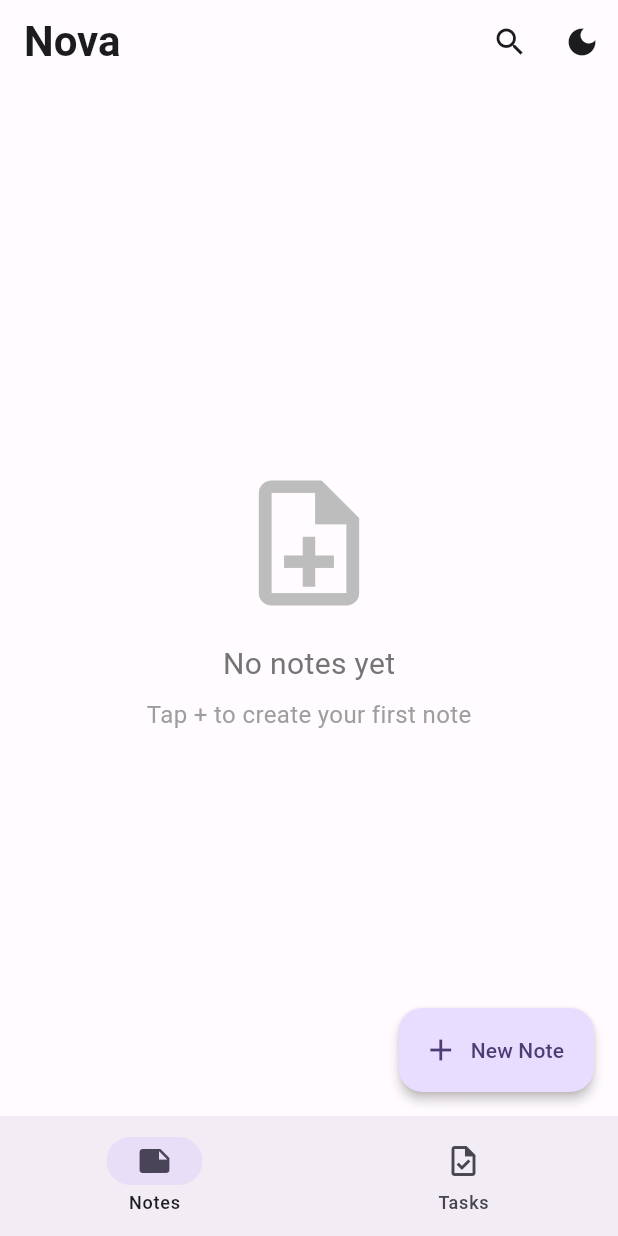
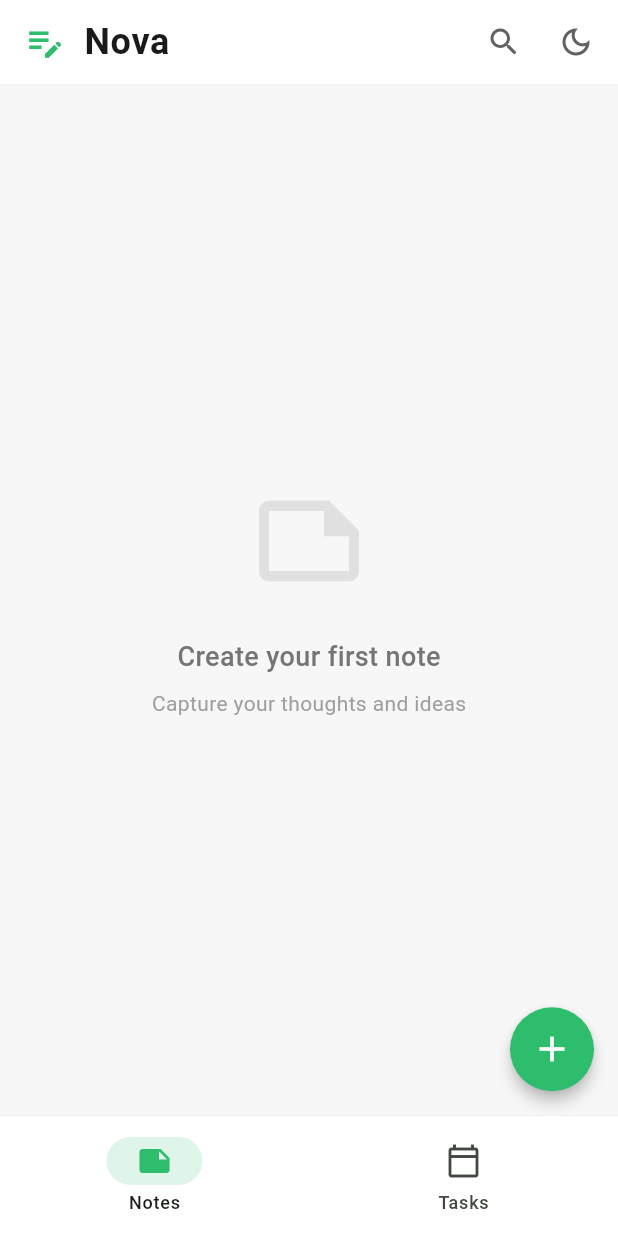
Before and after one commit to httpsdave/NOVA, a Flutter app: the screen it shows after launch, on a phone screen of 412 x 824 dp. Run offline on Flutter 3.47's test engine with Material 3 defaults, Android fonts, the phone set to English and light mode, and no system bars; our stand-ins replace flutter_local_notifications, shared_preferences, sqflite, table_calendar, timezone; accounts and stored records are empty.

Commit message:
Improving UI

```diff
--- a/lib/main.dart
+++ b/lib/main.dart
@@ -48,26 +48,41 @@ class _MainScreenState extends State<MainScreen> {
 
   @override
   Widget build(BuildContext context) {
+    final isDark = Theme.of(context).brightness == Brightness.dark;
+
     return Scaffold(
       body: _screens[_currentIndex],
-      bottomNavigationBar: NavigationBar(
+      bottomNavigationBar: Container(
+        decoration: BoxDecoration(
+          border: Border(
+            top: BorderSide(
+              color: isDark ? Colors.grey.shade800 : Colors.grey.shade200,
+              width: 0.5,
+            ),
+          ),
+        ),
+        child: NavigationBar(
           selectedIndex: _currentIndex,
           onDestinationSelected: (index) {
             setState(() => _currentIndex = index);
           },
+          backgroundColor: isDark ? const Color(0xFF1F1F1F) : Colors.white,
+          indicatorColor: const Color(0xFF2DBD6C).withValues(alpha: 0.15),
+          labelBehavior: NavigationDestinationLabelBehavior.alwaysShow,
           destinations: const [
             NavigationDestination(
               icon: Icon(Icons.note_outlined),
-            selectedIcon: Icon(Icons.note),
+              selectedIcon: Icon(Icons.note, color: Color(0xFF2DBD6C)),
               label: 'Notes',
             ),
             NavigationDestination(
-            icon: Icon(Icons.task_outlined),
-            selectedIcon: Icon(Icons.task),
+              icon: Icon(Icons.calendar_today_outlined),
+              selectedIcon: Icon(Icons.calendar_today, color: Color(0xFF2DBD6C)),
               label: 'Tasks',
             ),
           ],
         ),
+      ),
     );
   }
 }
--- a/lib/providers/theme_provider.dart
+++ b/lib/providers/theme_provider.dart
@@ -46,29 +46,43 @@ class ThemeProvider extends ChangeNotifier {
       useMaterial3: true,
       brightness: Brightness.light,
       colorScheme: ColorScheme.fromSeed(
-        seedColor: const Color(0xFF6750A4),
+        seedColor: const Color(0xFF2DBD6C), // Evernote green
         brightness: Brightness.light,
+        primary: const Color(0xFF2DBD6C),
+        secondary: const Color(0xFF00A82D),
       ),
-      scaffoldBackgroundColor: const Color(0xFFFFFBFE),
+      scaffoldBackgroundColor: const Color(0xFFF7F7F7),
       cardTheme: CardThemeData(
-        elevation: 0,
+        elevation: 1,
+        shadowColor: Colors.black.withValues(alpha: 0.08),
         shape: RoundedRectangleBorder(
-          borderRadius: BorderRadius.circular(16),
-          side: BorderSide(color: Colors.grey.shade200),
+          borderRadius: BorderRadius.circular(8),
         ),
+        color: Colors.white,
       ),
       appBarTheme: const AppBarTheme(
         centerTitle: false,
         elevation: 0,
-        backgroundColor: Color(0xFFFFFBFE),
-        foregroundColor: Color(0xFF1C1B1F),
+        backgroundColor: Colors.white,
+        foregroundColor: Color(0xFF1A1A1A),
+        surfaceTintColor: Colors.transparent,
       ),
       floatingActionButtonTheme: const FloatingActionButtonThemeData(
-        elevation: 3,
-        shape: RoundedRectangleBorder(
-          borderRadius: BorderRadius.all(Radius.circular(16)),
+        elevation: 4,
+        shape: CircleBorder(),
+        backgroundColor: Color(0xFF2DBD6C),
+        foregroundColor: Colors.white,
+      ),
+      inputDecorationTheme: InputDecorationTheme(
+        filled: true,
+        fillColor: const Color(0xFFF5F5F5),
+        border: OutlineInputBorder(
+          borderRadius: BorderRadius.circular(8),
+          borderSide: BorderSide.none,
         ),
+        contentPadding: const EdgeInsets.symmetric(horizontal: 16, vertical: 12),
       ),
+      dividerColor: const Color(0xFFE0E0E0),
     );
   }
 
@@ -77,29 +91,43 @@ class ThemeProvider extends ChangeNotifier {
       useMaterial3: true,
       brightness: Brightness.dark,
       colorScheme: ColorScheme.fromSeed(
-        seedColor: const Color(0xFF6750A4),
+        seedColor: const Color(0xFF2DBD6C),
         brightness: Brightness.dark,
+        primary: const Color(0xFF2DBD6C),
+        secondary: const Color(0xFF00A82D),
       ),
-      scaffoldBackgroundColor: const Color(0xFF1C1B1F),
+      scaffoldBackgroundColor: const Color(0xFF1A1A1A),
       cardTheme: CardThemeData(
-        elevation: 0,
+        elevation: 1,
+        shadowColor: Colors.black.withValues(alpha: 0.3),
         shape: RoundedRectangleBorder(
-          borderRadius: BorderRadius.circular(16),
-          side: const BorderSide(color: Color(0xFF2E2D32)),
+          borderRadius: BorderRadius.circular(8),
         ),
+        color: const Color(0xFF252525),
       ),
       appBarTheme: const AppBarTheme(
         centerTitle: false,
         elevation: 0,
-        backgroundColor: Color(0xFF1C1B1F),
-        foregroundColor: Color(0xFFE6E1E5),
+        backgroundColor: Color(0xFF1F1F1F),
+        foregroundColor: Color(0xFFE8E8E8),
+        surfaceTintColor: Colors.transparent,
       ),
       floatingActionButtonTheme: const FloatingActionButtonThemeData(
-        elevation: 3,
-        shape: RoundedRectangleBorder(
-          borderRadius: BorderRadius.all(Radius.circular(16)),
+        elevation: 4,
+        shape: CircleBorder(),
+        backgroundColor: Color(0xFF2DBD6C),
+        foregroundColor: Colors.white,
+      ),
+      inputDecorationTheme: InputDecorationTheme(
+        filled: true,
+        fillColor: const Color(0xFF2A2A2A),
+        border: OutlineInputBorder(
+          borderRadius: BorderRadius.circular(8),
+          borderSide: BorderSide.none,
         ),
+        contentPadding: const EdgeInsets.symmetric(horizontal: 16, vertical: 12),
       ),
+      dividerColor: const Color(0xFF333333),
     );
   }
 }
--- a/lib/screens/notes_screen.dart
+++ b/lib/screens/notes_screen.dart
@@ -99,24 +99,53 @@ class _NotesScreenState extends State<NotesScreen> {
     final isDark = themeProvider.isDarkMode;
 
     return Scaffold(
+      backgroundColor: isDark ? const Color(0xFF1A1A1A) : const Color(0xFFF7F7F7),
       appBar: AppBar(
+        backgroundColor: isDark ? const Color(0xFF1F1F1F) : Colors.white,
+        elevation: 0.5,
+        shadowColor: Colors.black.withValues(alpha: 0.1),
         title: _isSearching
             ? TextField(
                 controller: _searchController,
                 autofocus: true,
-                decoration: const InputDecoration(
+                style: TextStyle(
+                  fontSize: 16,
+                  color: isDark ? Colors.white : Colors.black87,
+                ),
+                decoration: InputDecoration(
                   hintText: 'Search notes...',
+                  hintStyle: TextStyle(
+                    color: isDark ? Colors.grey.shade400 : Colors.grey.shade600,
+                  ),
                   border: InputBorder.none,
+                  contentPadding: EdgeInsets.zero,
                 ),
                 onChanged: _searchNotes,
               )
-            : const Text(
-                'Nova',
-                style: TextStyle(fontSize: 28, fontWeight: FontWeight.bold),
+            : Row(
+                children: [
+                  Icon(
+                    Icons.edit_note,
+                    color: const Color(0xFF2DBD6C),
+                    size: 28,
+                  ),
+                  const SizedBox(width: 12),
+                  const Text(
+                    'Nova',
+                    style: TextStyle(
+                      fontSize: 24,
+                      fontWeight: FontWeight.w600,
+                      letterSpacing: 0.5,
+                    ),
+                  ),
+                ],
               ),
         actions: [
           IconButton(
-            icon: Icon(_isSearching ? Icons.close : Icons.search),
+            icon: Icon(
+              _isSearching ? Icons.close : Icons.search_rounded,
+              color: isDark ? Colors.grey.shade300 : Colors.grey.shade700,
+            ),
             onPressed: () {
               setState(() {
                 if (_isSearching) {
@@ -130,9 +159,13 @@ class _NotesScreenState extends State<NotesScreen> {
             },
           ),
           IconButton(
-            icon: Icon(isDark ? Icons.light_mode : Icons.dark_mode),
+            icon: Icon(
+              isDark ? Icons.light_mode_outlined : Icons.dark_mode_outlined,
+              color: isDark ? Colors.grey.shade300 : Colors.grey.shade700,
+            ),
             onPressed: () => themeProvider.toggleTheme(),
           ),
+          const SizedBox(width: 4),
         ],
       ),
       body: _isLoading
@@ -143,22 +176,26 @@ class _NotesScreenState extends State<NotesScreen> {
                 mainAxisAlignment: MainAxisAlignment.center,
                 children: [
                   Icon(
-                    Icons.note_add_outlined,
-                    size: 100,
-                    color: Colors.grey.shade400,
+                    Icons.note_outlined,
+                    size: 80,
+                    color: isDark ? Colors.grey.shade700 : Colors.grey.shade300,
                   ),
-                  const SizedBox(height: 16),
+                  const SizedBox(height: 24),
                   Text(
-                    _isSearching ? 'No notes found' : 'No notes yet',
-                    style: TextStyle(fontSize: 20, color: Colors.grey.shade600),
+                    _isSearching ? 'No notes found' : 'Create your first note',
+                    style: TextStyle(
+                      fontSize: 18,
+                      fontWeight: FontWeight.w500,
+                      color: isDark ? Colors.grey.shade400 : Colors.grey.shade600,
+                    ),
                   ),
                   const SizedBox(height: 8),
                   if (!_isSearching)
                     Text(
-                      'Tap + to create your first note',
+                      'Capture your thoughts and ideas',
                       style: TextStyle(
-                        fontSize: 16,
-                        color: Colors.grey.shade500,
+                        fontSize: 14,
+                        color: isDark ? Colors.grey.shade500 : Colors.grey.shade500,
                       ),
                     ),
                 ],
@@ -180,7 +217,7 @@ class _NotesScreenState extends State<NotesScreen> {
                 ),
               ),
             ),
-      floatingActionButton: FloatingActionButton.extended(
+      floatingActionButton: FloatingActionButton(
         onPressed: () async {
           final result = await Navigator.push(
             context,
@@ -193,15 +230,26 @@ class _NotesScreenState extends State<NotesScreen> {
             _loadNotes();
           }
         },
-        icon: const Icon(Icons.add),
-        label: const Text('New Note'),
+        child: const Icon(Icons.add, size: 28),
+        tooltip: 'New Note',
       ),
     );
   }
 
   Widget _buildNoteCard(Note note, bool isDark) {
+    final cardColor = _getNoteColor(note.color, isDark);
+
     return Card(
-      color: _getNoteColor(note.color, isDark),
+      color: cardColor,
+      elevation: 1,
+      shadowColor: Colors.black.withValues(alpha: isDark ? 0.3 : 0.08),
+      shape: RoundedRectangleBorder(
+        borderRadius: BorderRadius.circular(8),
+        side: BorderSide(
+          color: isDark ? Colors.grey.shade800 : Colors.grey.shade200,
+          width: 0.5,
+        ),
+      ),
       child: InkWell(
         onTap: () async {
           final result = await Navigator.push(
@@ -215,20 +263,80 @@ class _NotesScreenState extends State<NotesScreen> {
             _loadNotes();
           }
         },
-        borderRadius: BorderRadius.circular(16),
+        borderRadius: BorderRadius.circular(8),
         child: Padding(
           padding: const EdgeInsets.all(16.0),
           child: Column(
             crossAxisAlignment: CrossAxisAlignment.start,
             children: [
+              if (note.title.isNotEmpty) ...[
+                Row(
+                  children: [
+                    Expanded(
+                      child: Text(
+                        note.title,
+                        style: TextStyle(
+                          fontSize: 16,
+                          fontWeight: FontWeight.w600,
+                          color: isDark ? Colors.grey.shade100 : Colors.black87,
+                          height: 1.3,
+                        ),
+                        maxLines: 2,
+                        overflow: TextOverflow.ellipsis,
+                      ),
+                    ),
+                    if (note.isPinned) ...[
+                      const SizedBox(width: 8),
+                      Icon(
+                        Icons.push_pin,
+                        size: 16,
+                        color: const Color(0xFF2DBD6C),
+                      ),
+                    ],
+                  ],
+                ),
+                const SizedBox(height: 8),
+              ],
+              if (note.content.isNotEmpty) ...[
+                Text(
+                  note.content,
+                  style: TextStyle(
+                    fontSize: 14,
+                    color: isDark ? Colors.grey.shade400 : Colors.grey.shade700,
+                    height: 1.4,
+                  ),
+                  maxLines: 8,
+                  overflow: TextOverflow.ellipsis,
+                ),
+                const SizedBox(height: 12),
+              ],
               Row(
-                mainAxisAlignment: MainAxisAlignment.spaceBetween,
                 children: [
-                  if (note.isPinned)
-                    const Icon(Icons.push_pin, size: 20, color: Colors.amber),
-                  const Spacer(),
+                  if (note.reminderDateTime != null) ...[
+                    Icon(
+                      Icons.notifications_active_rounded,
+                      size: 12,
+                      color: const Color(0xFF2DBD6C),
+                    ),
+                    const SizedBox(width: 4),
+                  ],
+                  Expanded(
+                    child: Text(
+                      DateFormat('MMM d, y').format(note.updatedAt),
+                      style: TextStyle(
+                        fontSize: 11,
+                        color: isDark ? Colors.grey.shade500 : Colors.grey.shade500,
+                        fontWeight: FontWeight.w400,
+                      ),
+                    ),
+                  ),
                   PopupMenuButton<String>(
-                    icon: const Icon(Icons.more_vert, size: 20),
+                    padding: EdgeInsets.zero,
+                    icon: Icon(
+                      Icons.more_horiz,
+                      size: 18,
+                      color: isDark ? Colors.grey.shade500 : Colors.grey.shade600,
+                    ),
                     onSelected: (value) {
                       if (value == 'pin') {
                         _togglePin(note);
@@ -242,11 +350,10 @@ class _NotesScreenState extends State<NotesScreen> {
                         child: Row(
                           children: [
                             Icon(
-                              note.isPinned
-                                  ? Icons.push_pin_outlined
-                                  : Icons.push_pin,
+                              note.isPinned ? Icons.push_pin_outlined : Icons.push_pin,
+                              size: 18,
                             ),
-                            const SizedBox(width: 8),
+                            const SizedBox(width: 12),
                             Text(note.isPinned ? 'Unpin' : 'Pin'),
                           ],
                         ),
@@ -255,69 +362,13 @@ class _NotesScreenState extends State<NotesScreen> {
                         value: 'delete',
                         child: Row(
                           children: [
-                            Icon(Icons.delete, color: Colors.red),
-                            SizedBox(width: 8),
+                            Icon(Icons.delete_outline, color: Colors.red, size: 18),
+                            SizedBox(width: 12),
                             Text('Delete', style: TextStyle(color: Colors.red)),
                           ],
                         ),
                       ),
                     ],
-                  ),
-                ],
-              ),
-              if (note.title.isNotEmpty) ...[
-                const SizedBox(height: 8),
-                Text(
-                  note.title,
-                  style: const TextStyle(
-                    fontSize: 18,
-                    fontWeight: FontWeight.bold,
-                  ),
-                  maxLines: 2,
-                  overflow: TextOverflow.ellipsis,
-                ),
-              ],
-              if (note.content.isNotEmpty) ...[
-                const SizedBox(height: 8),
-                Text(
-                  note.content,
-                  style: TextStyle(
-                    fontSize: 14,
-                    color: isDark ? Colors.grey.shade300 : Colors.grey.shade700,
-                  ),
-                  maxLines: 10,
-                  overflow: TextOverflow.ellipsis,
-                ),
-              ],
-              const SizedBox(height: 12),
-              Row(
-                children: [
-                  if (note.reminderDateTime != null) ...[
-                    Icon(
-                      Icons.notifications_active,
-                      size: 14,
-                      color: Colors.orange.shade700,
-                    ),
-                    const SizedBox(width: 4),
-                    Text(
-                      DateFormat('MMM d, HH:mm').format(note.reminderDateTime!),
-                      style: TextStyle(
-                        fontSize: 11,
-                        color: Colors.orange.shade700,
-                      ),
-                    ),
-                    const SizedBox(width: 8),
-                  ],
-                  Expanded(
-                    child: Text(
-                      DateFormat('MMM d, y').format(note.updatedAt),
-                      style: TextStyle(
-                        fontSize: 11,
-                        color: isDark
-                            ? Colors.grey.shade400
-                            : Colors.grey.shade600,
-                      ),
-                    ),
                   ),
                 ],
               ),
```
Also changed, not shown: lib/screens/note_editor_screen.dart (+77 -31 lines). Lines whose indentation alone changed are shown as unchanged.
